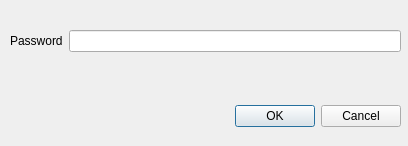
The window that molequeue/ui/credentialsdialog.ui (OpenChemistry/molequeue) describes before a commit, drawn with Qt 5.
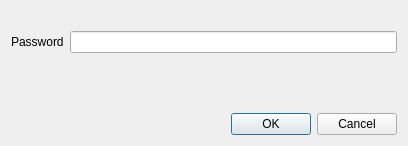
The same window after the commit.

Patch:
```diff
--- a/molequeue/ui/credentialsdialog.ui
+++ b/molequeue/ui/credentialsdialog.ui
@@ -13,33 +13,11 @@
   <property name="windowTitle">
    <string>Credentials</string>
   </property>
-  <widget class="QDialogButtonBox" name="buttonBox">
-   <property name="geometry">
-    <rect>
-     <x>60</x>
-     <y>100</y>
-     <width>341</width>
-     <height>32</height>
-    </rect>
+  <layout class="QFormLayout" name="formLayout_2">
+   <property name="fieldGrowthPolicy">
+    <enum>QFormLayout::AllNonFixedFieldsGrow</enum>
    </property>
-   <property name="orientation">
-    <enum>Qt::Horizontal</enum>
-   </property>
-   <property name="standardButtons">
-    <set>QDialogButtonBox::Cancel|QDialogButtonBox::Ok</set>
-   </property>
-  </widget>
-  <widget class="QWidget" name="verticalLayoutWidget">
-   <property name="geometry">
-    <rect>
-     <x>10</x>
-     <y>10</y>
-     <width>391</width>
-     <height>91</height>
-    </rect>
-   </property>
-   <layout class="QVBoxLayout" name="verticalLayout">
-    <item>
+   <item row="0" column="0">
      <widget class="QLabel" name="hostLabel">
       <property name="text">
        <string/>
@@ -49,18 +27,14 @@
       </property>
      </widget>
     </item>
-    <item>
+   <item row="1" column="0" colspan="2">
      <layout class="QFormLayout" name="formLayout">
       <property name="fieldGrowthPolicy">
        <enum>QFormLayout::AllNonFixedFieldsGrow</enum>
       </property>
-      <item row="0" column="0">
-       <widget class="QLabel" name="promptLabel">
-        <property name="text">
-         <string>Password</string>
-        </property>
-       </widget>
-      </item>
+     <property name="labelAlignment">
+      <set>Qt::AlignRight|Qt::AlignTrailing|Qt::AlignVCenter</set>
+     </property>
       <item row="0" column="1">
        <widget class="QLineEdit" name="credentialsEdit">
         <property name="echoMode">
@@ -68,9 +42,16 @@
         </property>
        </widget>
       </item>
-     </layout>
-    </item>
-    <item>
+     <item row="0" column="0">
+      <widget class="QLabel" name="promptLabel">
+       <property name="text">
+        <string>Password</string>
+       </property>
+      </widget>
+     </item>
+    </layout>
+   </item>
+   <item row="2" column="0">
      <widget class="QLabel" name="messageLabel">
       <property name="text">
        <string/>
@@ -80,22 +61,35 @@
       </property>
      </widget>
     </item>
-    <item>
+   <item row="3" column="0" colspan="2">
      <spacer name="verticalSpacer">
       <property name="orientation">
        <enum>Qt::Vertical</enum>
       </property>
       <property name="sizeHint" stdset="0">
        <size>
-        <width>20</width>
-        <height>40</height>
+       <width>379</width>
+       <height>4</height>
        </size>
       </property>
      </spacer>
     </item>
-   </layout>
-  </widget>
- </widget>
+   <item row="4" column="1">
+    <widget class="QDialogButtonBox" name="buttonBox">
+     <property name="orientation">
+      <enum>Qt::Horizontal</enum>
+     </property>
+     <property name="standardButtons">
+      <set>QDialogButtonBox::Cancel|QDialogButtonBox::Ok</set>
+     </property>
+    </widget>
+   </item>
+  </layout>
+ </widget>
+ <tabstops>
+  <tabstop>credentialsEdit</tabstop>
+  <tabstop>buttonBox</tabstop>
+ </tabstops>
  <resources/>
  <connections>
   <connection>
```
Lines whose indentation alone changed are shown as unchanged.
